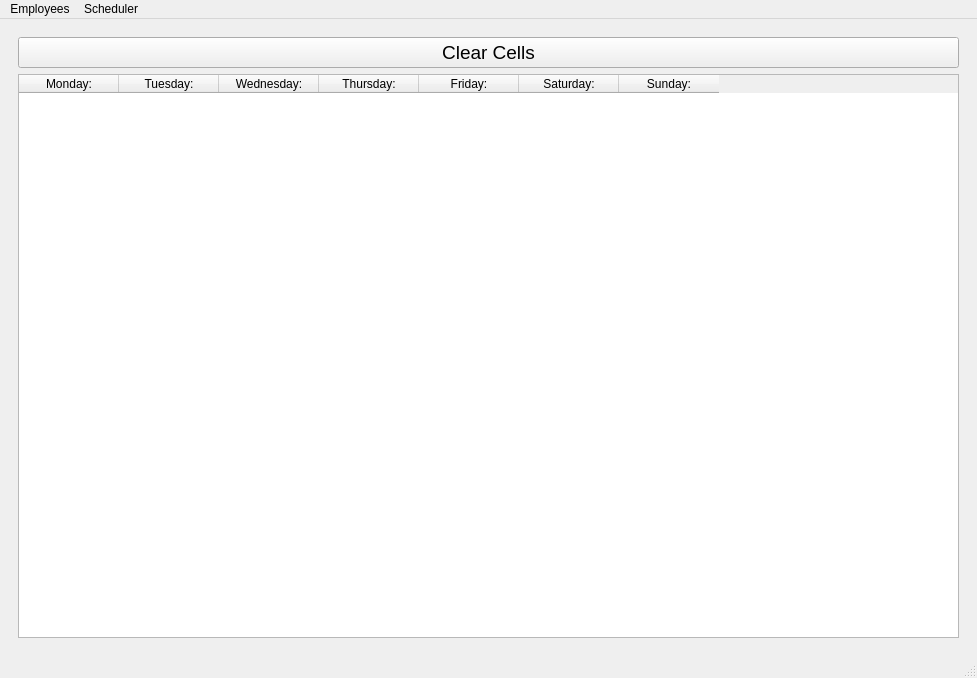
Before: the Qt Designer form mainwindow.ui in camwick/qdobaScheduler, drawn with Qt 5.
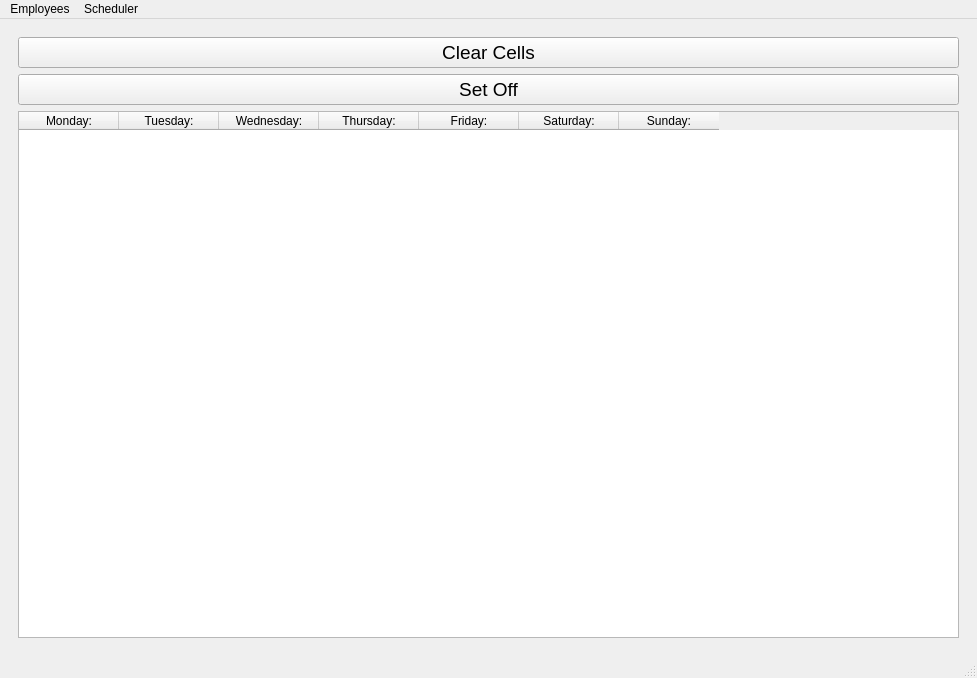
After: the same form once the commit is applied.

Commit message: scheduleSetOffButton and cell color changes

Diff of the .ui file:
```diff
--- a/mainwindow.ui
+++ b/mainwindow.ui
@@ -141,6 +141,16 @@
           </property>
          </widget>
         </item>
+        <item>
+         <widget class="QPushButton" name="scheduleSetOff">
+          <property name="statusTip">
+           <string>Select multiple cells then click button to set 'Off'</string>
+          </property>
+          <property name="text">
+           <string>Set Off</string>
+          </property>
+         </widget>
+        </item>
         <item>
          <widget class="QTableWidget" name="tableWidget">
           <column>
```
Left out of the diff: 5 changed lines with no effect on the pictures. The commit also changes 2 other files.
